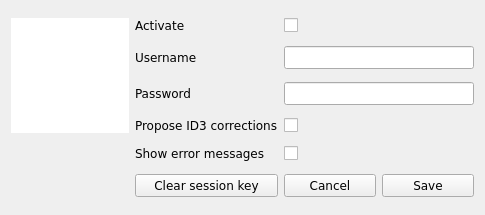
Above: trunk/src/GUI/LastFM/GUI_LastFM_Dialog.ui from shahid334/sayonara-player before the change. Below: the same form after it.
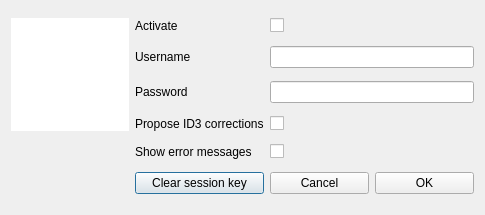
That is the form after the change. Icons and pictures are not drawn.

Patch:
```diff
--- a/trunk/src/GUI/LastFM/GUI_LastFM_Dialog.ui
+++ b/trunk/src/GUI/LastFM/GUI_LastFM_Dialog.ui
@@ -16,13 +16,8 @@
   <layout class="QGridLayout" name="gridLayout">
    <item row="0" column="2">
     <widget class="QCheckBox" name="cb_activate">
-     <property name="font">
-      <font>
-       <family>DejaVu Sans</family>
-      </font>
-     </property>
      <property name="focusPolicy">
-      <enum>Qt::NoFocus</enum>
+      <enum>Qt::StrongFocus</enum>
      </property>
      <property name="layoutDirection">
       <enum>Qt::LeftToRight</enum>
@@ -34,11 +29,6 @@
    </item>
    <item row="1" column="2" colspan="2">
     <widget class="QLineEdit" name="tf_username">
-     <property name="font">
-      <font>
-       <family>DejaVu Sans</family>
-      </font>
-     </property>
      <property name="focusPolicy">
       <enum>Qt::ClickFocus</enum>
      </property>
@@ -46,11 +36,6 @@
    </item>
    <item row="1" column="1">
     <widget class="QLabel" name="label_2">
-     <property name="font">
-      <font>
-       <family>DejaVu Sans</family>
-      </font>
-     </property>
      <property name="text">
       <string>Username</string>
      </property>
@@ -58,11 +43,6 @@
    </item>
    <item row="0" column="1">
     <widget class="QLabel" name="label_4">
-     <property name="font">
-      <font>
-       <family>DejaVu Sans</family>
-      </font>
-     </property>
      <property name="text">
       <string>Activate</string>
      </property>
@@ -70,11 +50,6 @@
    </item>
    <item row="4" column="1">
     <widget class="QLabel" name="label_5">
-     <property name="font">
-      <font>
-       <family>DejaVu Sans</family>
-      </font>
-     </property>
      <property name="text">
       <string>Show error messages</string>
      </property>
@@ -82,11 +57,6 @@
    </item>
    <item row="2" column="1">
     <widget class="QLabel" name="label_3">
-     <property name="font">
-      <font>
-       <family>DejaVu Sans</family>
-      </font>
-     </property>
      <property name="text">
       <string>Password</string>
      </property>
@@ -94,13 +64,8 @@
    </item>
    <item row="3" column="2">
     <widget class="QCheckBox" name="cb_correct_id3">
-     <property name="font">
-      <font>
-       <family>DejaVu Sans</family>
-      </font>
-     </property>
      <property name="focusPolicy">
-      <enum>Qt::NoFocus</enum>
+      <enum>Qt::StrongFocus</enum>
      </property>
      <property name="text">
       <string/>
@@ -109,11 +74,6 @@
    </item>
    <item row="2" column="2" colspan="2">
     <widget class="QLineEdit" name="tf_password">
-     <property name="font">
-      <font>
-       <family>DejaVu Sans</family>
-      </font>
-     </property>
      <property name="focusPolicy">
       <enum>Qt::ClickFocus</enum>
      </property>
@@ -124,11 +84,6 @@
    </item>
    <item row="3" column="1">
     <widget class="QLabel" name="label">
-     <property name="font">
-      <font>
-       <family>DejaVu Sans</family>
-      </font>
-     </property>
      <property name="text">
       <string>Propose ID3 corrections</string>
      </property>
@@ -136,13 +91,8 @@
    </item>
    <item row="5" column="1">
     <widget class="QPushButton" name="btn_clear_session">
-     <property name="font">
-      <font>
-       <family>DejaVu Sans</family>
-      </font>
-     </property>
      <property name="focusPolicy">
-      <enum>Qt::NoFocus</enum>
+      <enum>Qt::StrongFocus</enum>
      </property>
      <property name="text">
       <string>Clear session key</string>
@@ -151,11 +101,6 @@
    </item>
    <item row="0" column="0" rowspan="4">
     <widget class="QWidget" name="widget" native="true">
-     <property name="font">
-      <font>
-       <family>DejaVu Sans</family>
-      </font>
-     </property>
      <property name="styleSheet">
       <string notr="true">background-color: rgb(255, 255, 255);</string>
      </property>
@@ -174,16 +119,11 @@
           <height>30</height>
          </size>
         </property>
-        <property name="font">
-         <font>
-          <family>DejaVu Sans</family>
-         </font>
-        </property>
         <property name="text">
          <string/>
         </property>
         <property name="pixmap">
-         <pixmap>../../../Desktop/lastfm-icon.png</pixmap>
+         <pixmap>:/icons/icons/lastfm.gif</pixmap>
         </property>
         <property name="scaledContents">
          <bool>true</bool>
@@ -195,13 +135,8 @@
    </item>
    <item row="4" column="2">
     <widget class="QCheckBox" name="cb_error_messages">
-     <property name="font">
-      <font>
-       <family>DejaVu Sans</family>
-      </font>
-     </property>
      <property name="focusPolicy">
-      <enum>Qt::NoFocus</enum>
+      <enum>Qt::StrongFocus</enum>
      </property>
      <property name="text">
       <string/>
@@ -210,28 +145,18 @@
    </item>
    <item row="5" column="3">
     <widget class="QPushButton" name="btn_save">
-     <property name="font">
-      <font>
-       <family>DejaVu Sans</family>
-      </font>
-     </property>
      <property name="focusPolicy">
-      <enum>Qt::NoFocus</enum>
+      <enum>Qt::StrongFocus</enum>
      </property>
      <property name="text">
-      <string>Save</string>
+      <string>OK</string>
      </property>
     </widget>
    </item>
    <item row="5" column="2">
     <widget class="QPushButton" name="btn_cancel">
-     <property name="font">
-      <font>
-       <family>DejaVu Sans</family>
-      </font>
-     </property>
      <property name="focusPolicy">
-      <enum>Qt::NoFocus</enum>
+      <enum>Qt::StrongFocus</enum>
      </property>
      <property name="text">
       <string>Cancel</string>
```
